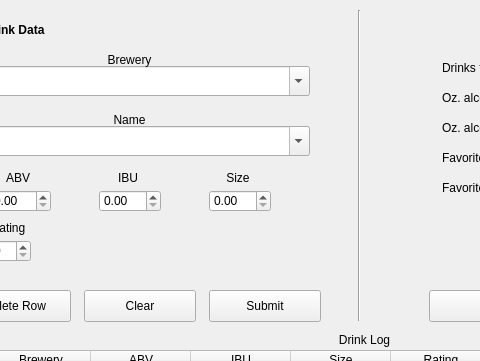
The window that src/mainwindow.ui (minorsecond/BuzzBot) describes before a commit, drawn with Qt 5; both pictures show x 331 to 811 and y 0 to 361 of the 1397 by 686 pixel window.
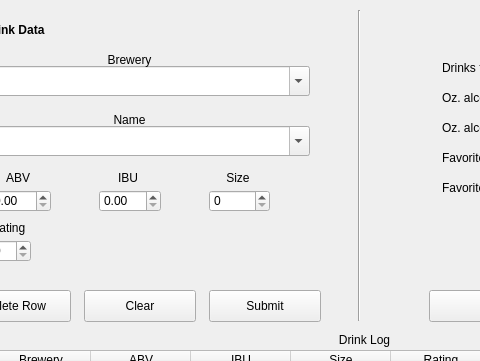
The same window after the commit.

Commit message: Switch to integer drink size

Diff of the .ui file:
```diff
--- a/src/mainwindow.ui
+++ b/src/mainwindow.ui
@@ -204,16 +204,6 @@
      <set>Qt::AlignCenter</set>
     </property>
    </widget>
-   <widget class="QDoubleSpinBox" name="sizeInput">
-    <property name="geometry">
-     <rect>
-      <x>540</x>
-      <y>190</y>
-      <width>62</width>
-      <height>22</height>
-     </rect>
-    </property>
-   </widget>
    <widget class="QTextEdit" name="notesInput">
     <property name="geometry">
      <rect>
@@ -736,6 +726,16 @@
      <set>Qt::AlignCenter</set>
     </property>
    </widget>
+   <widget class="QSpinBox" name="sizeInput">
+    <property name="geometry">
+     <rect>
+      <x>540</x>
+      <y>190</y>
+      <width>61</width>
+      <height>22</height>
+     </rect>
+    </property>
+   </widget>
   </widget>
   <widget class="QMenuBar" name="menubar">
    <property name="geometry">
```
The commit also changes 2 other files.
